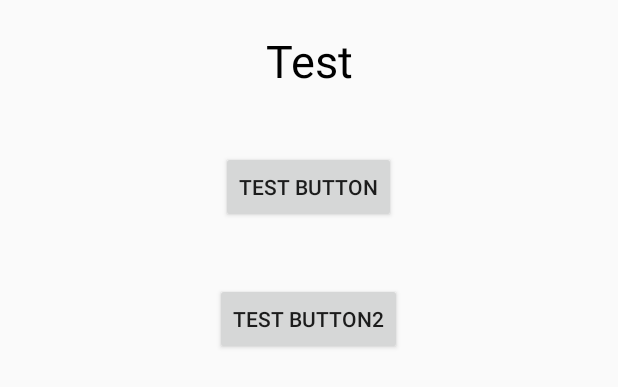
After one commit to marcinsitkiewicz/Trip-planner-Android-app, an Android app: the layout flight_details.xml on its own in the app's theme, with its tools: preview values and no code run, on a phone screen of 412 x 824 dp. The commit adds this screen. Shown: the top 387 px of the screen. Run offline under Robolectric (Android 15) with nearby library versions, the phone set to English and light mode, and no system bars.

Commit message:
navbar + flight details modal

```diff
--- a/app/build.gradle
+++ b/app/build.gradle
@@ -46,4 +46,7 @@ dependencies {
     implementation 'com.google.firebase:firebase-analytics-ktx'
     // Declare the dependency for the Firebase Authentication library
     implementation 'com.google.firebase:firebase-auth-ktx'
+    //Navigation bottom bar
+    implementation 'com.ismaeldivita.chipnavigation:chip-navigation-bar:1.3.4'
+    implementation 'com.google.android.material:material:1.2.1'
 }
--- a/app/src/main/java/com/example/trip_planner_andrid_app/MainActivity.kt
+++ b/app/src/main/java/com/example/trip_planner_andrid_app/MainActivity.kt
@@ -4,6 +4,7 @@ import androidx.appcompat.app.AppCompatActivity
 import android.os.Bundle
 import kotlinx.android.synthetic.main.activity_main.*
 import android.content.Intent
+import com.example.trip_planner_andrid_app.flights.FlightDetails
 import com.example.trip_planner_andrid_app.flights.FlightsListActivity
 
 //import com.example.trip_planner_andrid_app.flights.data.SkyscannerQuery
--- /dev/null
+++ b/app/src/main/res/drawable/ic_hotel_sign.xml
@@ -0,0 +1,6 @@
+<vector android:height="24dp" android:viewportHeight="512"
+    android:viewportWidth="512" android:width="24dp" xmlns:android="http://schemas.android.com/apk/res/android">
+    <path android:fillColor="#FF000000" android:pathData="M501.333,277.333h-416V74.667C85.333,68.771 80.563,64 74.667,64h-64C4.771,64 0,68.771 0,74.667v362.667C0,443.229 4.771,448 10.667,448h64c5.896,0 10.667,-4.771 10.667,-10.667v-74.667h341.333v74.667c0,5.896 4.771,10.667 10.667,10.667h64c5.896,0 10.667,-4.771 10.667,-10.667V288C512,282.104 507.229,277.333 501.333,277.333zM490.667,426.667H448V352c0,-5.896 -4.771,-10.667 -10.667,-10.667H74.667C68.771,341.333 64,346.104 64,352v74.667H21.333V85.333H64V288c0,5.896 4.771,10.667 10.667,10.667h416V426.667z"/>
+    <path android:fillColor="#FF000000" android:pathData="M170.667,256c35.292,0 64,-28.708 64,-64s-28.708,-64 -64,-64c-35.292,0 -64,28.708 -64,64S135.375,256 170.667,256zM170.667,149.333c23.531,0 42.667,19.135 42.667,42.667s-19.135,42.667 -42.667,42.667S128,215.531 128,192S147.135,149.333 170.667,149.333z"/>
+    <path android:fillColor="#FF000000" android:pathData="M266.667,256h234.667c5.896,0 10.667,-4.771 10.667,-10.667C512,180.635 459.365,128 394.667,128h-128c-5.896,0 -10.667,4.771 -10.667,10.667v106.667C256,251.229 260.771,256 266.667,256zM277.333,149.333h117.333c49.333,0 90.083,37.396 95.406,85.333h-212.74V149.333z"/>
+</vector>
--- /dev/null
+++ b/app/src/main/res/layout/flight_details.xml
@@ -0,0 +1,33 @@
+<?xml version="1.0" encoding="utf-8"?>
+<LinearLayout xmlns:android="http://schemas.android.com/apk/res/android"
+    android:orientation="vertical"
+    android:layout_width="match_parent"
+    android:layout_height="match_parent"
+    android:gravity="center_horizontal"
+    >
+
+    <TextView
+        android:layout_margin="20dp"
+        android:layout_width="match_parent"
+        android:layout_height="wrap_content"
+        android:gravity="center"
+        android:text="Test"
+        android:textSize="30sp"
+        android:textColor="#000" />
+
+    <Button
+        android:layout_width="wrap_content"
+        android:layout_height="wrap_content"
+        android:id="@+id/btn1"
+        android:text="Test button"
+        android:layout_margin="20dp" />
+
+    <Button
+        android:layout_width="wrap_content"
+        android:layout_height="wrap_content"
+        android:id="@+id/btn2"
+        android:text="Test button2"
+        android:layout_margin="20dp" />
+
+
+</LinearLayout>
```
Also changed, not shown: app/src/main/java/com/example/trip_planner_andrid_app/FlightsAdapter.kt (+11 -1 lines), app/src/main/java/com/example/trip_planner_andrid_app/flights/FlightDetails.kt (added, +23 -0 lines), app/src/main/java/com/example/trip_planner_andrid_app/flights/FlightsListActivity.kt (+6 -1 lines), app/src/main/res/drawable/bg_flight_details.xml (added, +16 -0 lines), app/src/main/res/drawable/ic_paper_plane.xml (added, +13 -0 lines), app/src/main/res/drawable/ic_profile.xml (added, +5 -0 lines), app/src/main/res/layout/activity_main.xml (+19 -0 lines), app/src/main/res/layout/flights_result_activity.xml (+8 -0 lines), app/src/main/res/layout/search_for_flights_activity.xml (+8 -0 lines), app/src/main/res/menu/bottom_navbar.xml (added, +19 -0 lines).
